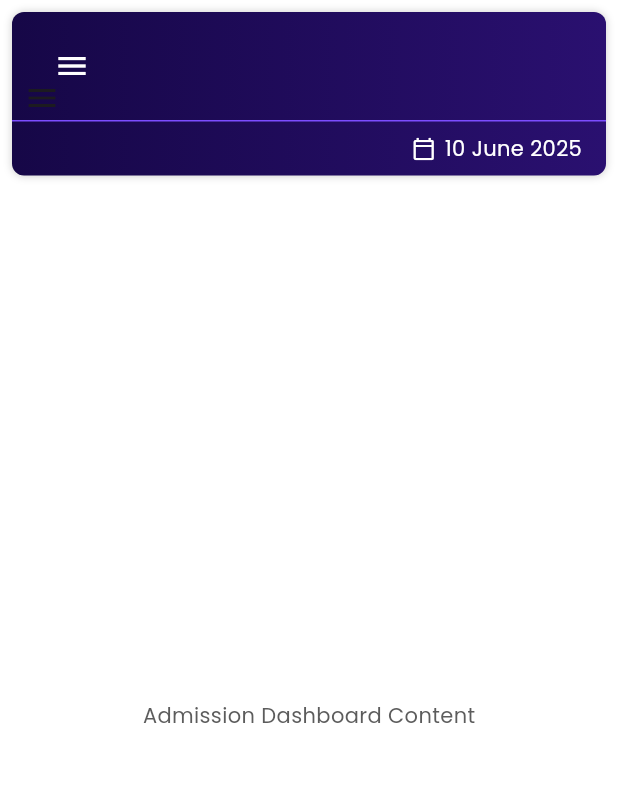
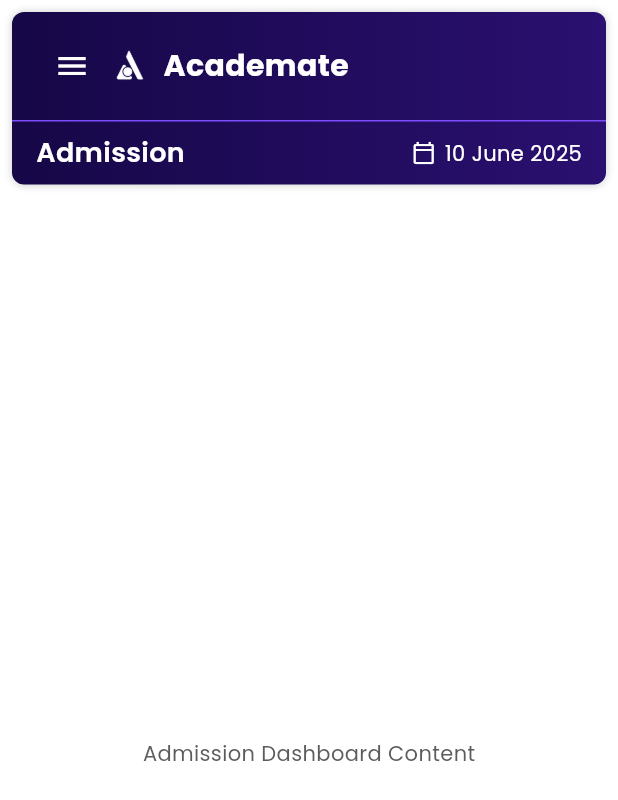
Before and after one commit to rajeshbelgaonkar19/ERP-Mobile-App, a Flutter app: the HeaderNav screen opened by its route, on a phone screen of 412 x 824 dp. Shown: the top 800 px of the screen. Run offline on Flutter 3.47's test engine with Material 3 defaults, Android fonts, the light colour scheme and no system bars; our stand-ins replace go_router, google_fonts.

Commit message:
update header!

```diff
--- a/lib/modules/components/header_nav.dart
+++ b/lib/modules/components/header_nav.dart
@@ -14,7 +14,8 @@ class HeaderNav extends StatelessWidget {
       appBar: AppBar(
         backgroundColor: Colors.transparent,
         elevation: 0,
-        toolbarHeight: 130,
+        toolbarHeight: isSmallScreen ? 180 : 145,
+        automaticallyImplyLeading: false,
         flexibleSpace: _buildHeader(context, isSmallScreen),
       ),
       body: bodyContent,
@@ -37,19 +38,20 @@ class HeaderNav extends StatelessWidget {
       ),
       child: Column(
         mainAxisSize: MainAxisSize.min,
+        crossAxisAlignment: CrossAxisAlignment.start,
         children: [
           Padding(
             padding: const EdgeInsets.symmetric(horizontal: 16, vertical: 12),
             child: Row(
+              crossAxisAlignment: CrossAxisAlignment.center,
               children: [
-                if (isSmallScreen)
+                if (isSmallScreen) // Only show drawer icon on small screens here
                   Builder(
                     builder: (context) => IconButton(
                       icon: const Icon(Icons.menu, color: Colors.white),
                       onPressed: () => Scaffold.of(context).openDrawer(),
                     ),
                   ),
-                if (!isSmallScreen) ...[
                 Image.asset('assets/image.png', height: 36),
                 const SizedBox(width: 8),
                 const Text(
@@ -60,17 +62,15 @@ class HeaderNav extends StatelessWidget {
                     color: Colors.white,
                   ),
                 ),
+                if (!isSmallScreen) ...[
                   const SizedBox(width: 32),
                   _navItem(context, 'Dashboard', '/admission-dashboard'),
                   _navItem(context, 'Applications', '/applications'),
                   _dropdownNav(context),
                   _navItem(context, 'Cancelled Applications', '/cancelled-apps'),
-                  const Spacer(),
+                const Spacer(), // Pushes logout button to the right
                 ElevatedButton.icon(
-                    onPressed: () {
-                      debugPrint('Logout clicked');
-                      context.go('/');
-                    },
+                  onPressed: () => context.go('/'),
                   icon: const Icon(Icons.logout, color: Colors.white),
                   label: const Text('Logout', style: TextStyle(color: Colors.white)),
                   style: ElevatedButton.styleFrom(
@@ -78,19 +78,31 @@ class HeaderNav extends StatelessWidget {
                     padding: const EdgeInsets.symmetric(horizontal: 12, vertical: 8),
                   ),
                 ),
-                ]
+                ],
               ],
             ),
           ),
           const Divider(height: 1, color: Colors.deepPurpleAccent),
           Padding(
-            padding: const EdgeInsets.only(right: 16, top: 8, bottom: 8),
+            padding: const EdgeInsets.symmetric(horizontal: 16, vertical: 8),
             child: Row(
-              mainAxisAlignment: MainAxisAlignment.end,
+              mainAxisAlignment: MainAxisAlignment.spaceBetween,
+              children: [
+                const Text(
+                  'Admission',
+                  style: TextStyle(
+                    color: Colors.white,
+                    fontSize: 18,
+                    fontWeight: FontWeight.w600,
+                  ),
+                ),
+                Row(
                   children: const [
                     Icon(Icons.calendar_today_outlined, size: 16, color: Colors.white),
                     SizedBox(width: 6),
                     Text('10 June 2025', style: TextStyle(color: Colors.white)),
+                  ],
+                ),
               ],
             ),
           ),
@@ -155,7 +167,7 @@ class HeaderNav extends StatelessWidget {
                 colors: [Color(0xFF160747), Color(0xFF2A1070)],
               ),
             ),
-            child: const Text('Welcome Student', style: TextStyle(color: Colors.white, fontSize: 20)),
+            child: const Text('Welcome Student', style: TextStyle(color: Colors.white, fontSize: 30)),
           ),
           _drawerItem(context, 'Dashboard', '/admission-dashboard'),
           _drawerItem(context, 'Applications', '/applications'),
```
Lines whose indentation alone changed are shown as unchanged.
